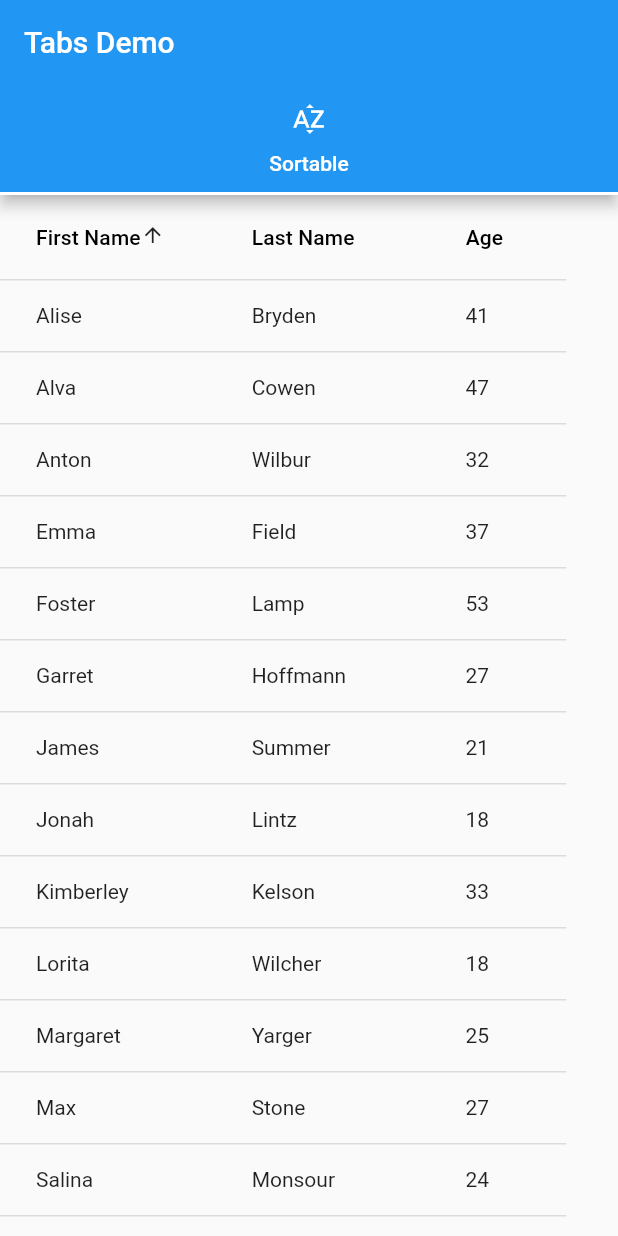
After one commit to RonwasHere/ui_kerja, a Flutter app: the screen it shows after launch, after a tap on "ke- hlmn sorting table", after a tap on "First Name", on a phone screen of 412 x 824 dp. The commit adds this screen. Run offline on Flutter 3.47's test engine with Material 2 defaults, Android fonts, the light colour scheme and no system bars.

Commit message:
tambah datatable / sorting

```diff
--- /dev/null
+++ b/lib/data/users.dart
@@ -0,0 +1,22 @@
+import 'package:ui_kerja/model/user.dart';
+
+final allUsers = <User>[
+  User(firstName: 'Emma', lastName: 'Field', age: 37),
+  User(firstName: 'Max', lastName: 'Stone', age: 27),
+  User(firstName: 'Sarah', lastName: 'Winter', age: 20),
+  User(firstName: 'James', lastName: 'Summer', age: 21),
+  User(firstName: 'Lorita', lastName: 'Wilcher', age: 18),
+  User(firstName: 'Anton', lastName: 'Wilbur', age: 32),
+  User(firstName: 'Salina', lastName: 'Monsour', age: 24),
+  User(firstName: 'Sunday', lastName: 'Salem', age: 42),
+  User(firstName: 'Alva', lastName: 'Cowen', age: 47),
+  User(firstName: 'Jonah', lastName: 'Lintz', age: 18),
+  User(firstName: 'Kimberley', lastName: 'Kelson', age: 33),
+  User(firstName: 'Waldo', lastName: 'Cybart', age: 19),
+  User(firstName: 'Garret', lastName: 'Hoffmann', age: 27),
+  User(firstName: 'Margaret', lastName: 'Yarger', age: 25),
+  User(firstName: 'Foster', lastName: 'Lamp', age: 53),
+  User(firstName: 'Samuel', lastName: 'Testa', age: 58),
+  User(firstName: 'Sam', lastName: 'Schug', age: 44),
+  User(firstName: 'Alise', lastName: 'Bryden', age: 41),
+];
--- a/lib/form_dua.dart
+++ b/lib/form_dua.dart
@@ -189,14 +189,8 @@
                 ),
                 SizedBox(height: 2),
                 Row(
+                  mainAxisAlignment: MainAxisAlignment.center,
                   children: [
-                    TextButton(
-                      onPressed: () {
-                        Navigator.pushNamed(context, '/satu');
-                      },
-                      child: Text('cek kembali'),
-                    ),
-                    Spacer(),
                     TextButton(
                       onPressed: () {
                         _showDialog();
--- /dev/null
+++ b/lib/gambar.dart
@@ -0,0 +1,19 @@
+import 'package:flutter/material.dart';
+
+class GambarPage extends StatelessWidget {
+  const GambarPage({Key? key}) : super(key: key);
+
+  @override
+  Widget build(BuildContext context) {
+    return Scaffold(
+      appBar: AppBar(
+        title: Text('ini hlmn gambar', style: TextStyle(fontSize: 40,),),
+      ),
+      body: Column(
+       children: [
+        Text('ini testing'),
+       ],
+      ),
+    );
+  }
+}
--- a/lib/main.dart
+++ b/lib/main.dart
@@ -1,7 +1,8 @@
 import 'package:flutter/material.dart';
 import 'package:ui_kerja/form_dua.dart';
 import 'package:ui_kerja/form_satu.dart';
-import 'package:ui_kerja/halaman_utama.dart';
+import 'package:ui_kerja/gambar.dart';
+import 'package:ui_kerja/table_page.dart';
 import 'package:ui_kerja/test.dart';
 
 void main() {
@@ -21,6 +22,8 @@
           '/': (context) => TestPage(),
           '/satu': (context) => FormSatu(),
           '/dua': (context) => FormDua(),
+          '/table': (context) => TablePage(),
+          '/gambar': (context) => GambarPage(),
 
         },
       ),
--- /dev/null
+++ b/lib/model/user.dart
@@ -0,0 +1,34 @@
+class User {
+  final String firstName;
+  final String lastName;
+  final int age;
+
+  const User({
+    required this.firstName,
+    required this.lastName,
+    required this.age,
+  });
+
+  User copy({
+    String? firstName,
+    String? lastName,
+    int? age,
+  }) =>
+      User(
+        firstName: firstName ?? this.firstName,
+        lastName: lastName ?? this.lastName,
+        age: age ?? this.age,
+      );
+
+  @override
+  bool operator ==(Object other) =>
+      identical(this, other) ||
+      other is User &&
+          runtimeType == other.runtimeType &&
+          firstName == other.firstName &&
+          lastName == other.lastName &&
+          age == other.age;
+
+  @override
+  int get hashCode => firstName.hashCode ^ lastName.hashCode ^ age.hashCode;
+}
--- /dev/null
+++ b/lib/page/sortable_page.dart
@@ -0,0 +1,83 @@
+import 'package:flutter/material.dart';
+import 'package:ui_kerja/data/users.dart';
+import 'package:ui_kerja/model/user.dart';
+
+
+class SortablePage extends StatefulWidget {
+  const SortablePage({Key? key}) : super(key: key);
+
+  @override
+  State<SortablePage> createState() => _SortablePageState();
+}
+
+class _SortablePageState extends State<SortablePage> {
+
+  late List<User> users;
+  int? sortColumnIndex;
+  bool isAscending = false;
+
+  @override
+  void initState() {
+    super.initState();
+
+    this.users = List.of(allUsers);
+  }
+
+  @override
+  Widget build(BuildContext context) {
+    return Scaffold(
+      body: buildDataTable(),
+    );
+  }
+
+  Widget buildDataTable() {
+    final columns = ['First Name', 'Last Name', 'Age'];
+
+    return DataTable(
+      sortAscending: isAscending,
+      sortColumnIndex: sortColumnIndex,
+      columns: getColumns(columns),
+      rows: getRows(users),
+      );
+  }
+
+
+  List<DataColumn> getColumns(List<String> columns) => columns
+  .map((String column) => DataColumn(
+    label: Text(column),
+    onSort: onSort,
+    )
+    )
+  .toList();
+
+  List<DataRow> getRows (List<User> users) => users.map((User user) {
+    final cells = [user.firstName, user.lastName, user.age];
+
+    return DataRow(cells: getCells(cells));
+  }).toList();
+
+
+  List<DataCell> getCells(List<dynamic> cells) => cells
+  .map((data) =>DataCell(Text('$data')) ).toList();
+
+  void onSort(int columnIndex, bool ascending) {
+
+    if (columnIndex == 0) {
+      users.sort((user1, user2) => compareString(ascending, user1.firstName, user2.firstName));
+    } else if(columnIndex == 1) {
+      users.sort((user1, user2) => compareString(ascending, user1.lastName, user2.lastName));
+    } else if(columnIndex == 2) {
+      users.sort((user1, user2) => compareString(ascending, '${user1.age}', '${user2.age}'));
+    }
+
+    setState(() {
+      this.sortColumnIndex = columnIndex;
+      this.isAscending = ascending;
+    });
+  }
+
+  int compareString(bool ascending, String value1, String value2) =>
+  ascending ? value1.compareTo(value2) : value2.compareTo(value1);
+
+
+}
--- /dev/null
+++ b/lib/table_page.dart
@@ -0,0 +1,44 @@
+import 'package:flutter/material.dart';
+import 'package:ui_kerja/page/sortable_page.dart';
+
+class TablePage extends StatefulWidget {
+  const TablePage({ Key? key }) : super(key: key);
+
+  @override
+  State<TablePage> createState() => _TablePageState();
+}
+
+class _TablePageState extends State<TablePage> {
+  @override
+  Widget build(BuildContext context) {
+    // return Scaffold(
+    //   appBar: AppBar(
+    //     title: Text('testing table'),
+    //   ),
+    // );
+
+    return MaterialApp(
+      debugShowCheckedModeBanner: false,
+      home: DefaultTabController(
+        length: 1,
+        child: Scaffold(
+          appBar: AppBar(
+            bottom: TabBar(
+              tabs: [
+                Tab(icon: Icon(Icons.sort_by_alpha), text: 'Sortable'),
+                // Tab(icon: Icon(Icons.select_all), text: 'Selectable'),
+                // Tab(icon: Icon(Icons.edit), text: 'Editable'),
+              ],
+            ),
+            title: Text('Tabs Demo'),
+          ),
+          body: TabBarView(
+            children: [
+              SortablePage(),
+            ],
+          ),
+        )
+        ),
+    );
+  }
+}
--- a/lib/test.dart
+++ b/lib/test.dart
@@ -35,6 +35,18 @@
                 },
                 child: Text('ke- form 1'),
               ),
+              TextButton(
+                onPressed: () {
+                  Navigator.pushNamed(context, '/gambar');
+                },
+                child: Text('ke- hlmn gambar'),
+              ),
+              TextButton(
+                onPressed: () {
+                  Navigator.pushNamed(context, '/table');
+                },
+                child: Text('ke- hlmn sorting table'),
+              ),
             ],
           ),
         ),
--- a/pubspec.yaml
+++ b/pubspec.yaml
@@ -18,7 +18,7 @@
 version: 1.0.0+1
 
 environment:
-  sdk: ">=2.16.1 <3.0.0"
+  sdk: ">=2.16.0 <3.0.0"
 
 # Dependencies specify other packages that your package needs in order to work.
 # To automatically upgrade your package dependencies to the latest versions
```
Also changed, not shown: pubspec.lock, 3 other files.
